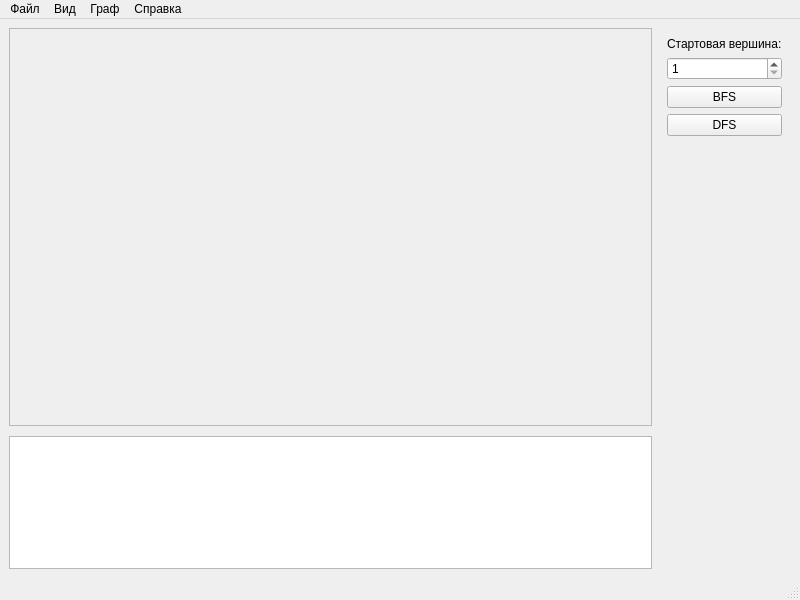
Old version of the form mainwindow.ui in the repository bogomollov/qt-graph-discrete-math.
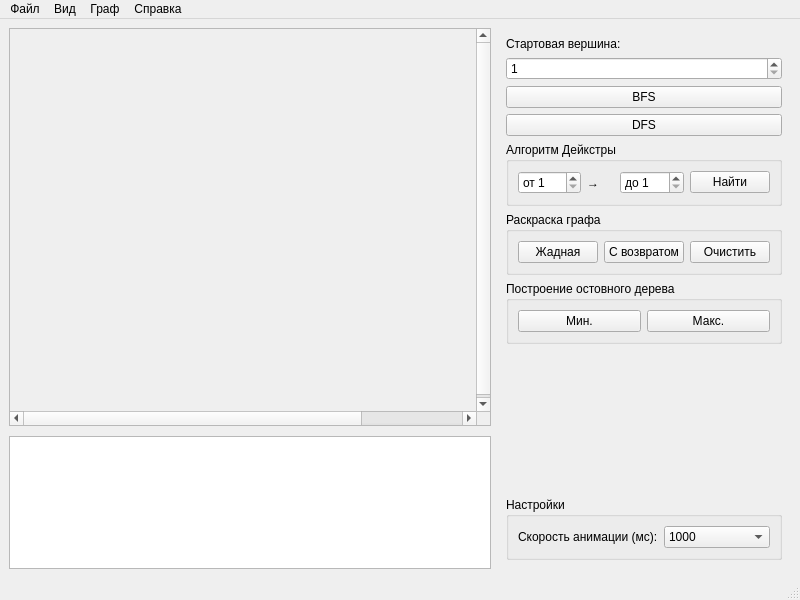
New version of the form.

Commit message: feat: add new items to right algorithm panel

The edit to the form file:
```diff
--- a/mainwindow.ui
+++ b/mainwindow.ui
@@ -61,13 +61,63 @@
     <item row="0" column="1">
      <widget class="QWidget" name="rightPanel" native="true">
       <layout class="QGridLayout" name="gridLayout">
-       <item row="0" column="0">
-        <widget class="QLabel" name="label">
+       <item row="3" column="0">
+        <widget class="QPushButton" name="dfsButton">
          <property name="text">
-          <string>Стартовая вершина:</string>
+          <string>DFS</string>
          </property>
         </widget>
        </item>
+       
+        <item row="8" column="0">
+            <widget class="QGroupBox" name="groupBoxSettings">
+            <property name="title">
+            <string>Настройки</string>
+            </property>
+            <property name="flat">
+            <bool>true</bool>
+            </property>
+            <layout class="QHBoxLayout" name="horizontalLayoutSettings">
+            <item>
+            <widget class="QLabel" name="labelAnimationSpeed">
+                <property name="text">
+                <string>Скорость анимации (мс):</string>
+                </property>
+            </widget>
+            </item>
+            <item>
+            <widget class="QComboBox" name="animationSpeedCombo">
+                <item>
+                <property name="text">
+                <string>1000</string>
+                </property>
+                </item>
+                <item>
+                <property name="text">
+                <string>800</string>
+                </property>
+                </item>
+                <item>
+                <property name="text">
+                <string>600</string>
+                </property>
+                </item>
+                <item>
+                <property name="text">
+                <string>400</string>
+                </property>
+                </item>
+                <item>
+                <property name="text">
+                <string>200</string>
+                </property>
+                </item>
+            </widget>
+            </item>
+            </layout>
+            </widget>
+        </item>
+
        <item row="1" column="0">
         <widget class="QSpinBox" name="startVertexSpin">
          <property name="minimum">
@@ -75,6 +125,65 @@
          </property>
         </widget>
        </item>
+       <item row="6" column="0">
+        <widget class="QGroupBox" name="groupBoxSpanningTree">
+         <property name="title">
+          <string>Построение остовного дерева</string>
+         </property>
+         <property name="flat">
+          <bool>true</bool>
+         </property>
+         <layout class="QHBoxLayout" name="horizontalLayoutSpanningTree">
+          <item>
+           <widget class="QPushButton" name="minSpanningTreeButton">
+            <property name="text">
+             <string>Мин.</string>
+            </property>
+           </widget>
+          </item>
+          <item>
+           <widget class="QPushButton" name="maxSpanningTreeButton">
+            <property name="text">
+             <string>Макс.</string>
+            </property>
+           </widget>
+          </item>
+         </layout>
+        </widget>
+       </item>
+       <item row="5" column="0">
+        <widget class="QGroupBox" name="groupBoxColoring">
+         <property name="title">
+          <string>Раскраска графа</string>
+         </property>
+         <property name="flat">
+          <bool>true</bool>
+         </property>
+         <layout class="QHBoxLayout" name="horizontalLayoutColoring">
+          <item>
+           <widget class="QPushButton" name="greedyColoringButton">
+            <property name="text">
+             <string>Жадная</string>
+            </property>
+           </widget>
+          </item>
+          <item>
+           <widget class="QPushButton" name="backtrackingColoringButton">
+            <property name="text">
+             <string>С возвратом</string>
+            </property>
+           </widget>
+          </item>
+          <item>
+           <widget class="QPushButton" name="clearColoringButton">
+            <property name="text">
+             <string>Очистить</string>
+            </property>
+           </widget>
+          </item>
+         </layout>
+        </widget>
+       </item>
        <item row="2" column="0">
         <widget class="QPushButton" name="bfsButton">
          <property name="text">
@@ -82,14 +191,66 @@
          </property>
         </widget>
        </item>
-       <item row="3" column="0">
-        <widget class="QPushButton" name="dfsButton">
-         <property name="text">
-          <string>DFS</string>
-         </property>
-        </widget>
-       </item>
        <item row="4" column="0">
+        <widget class="QGroupBox" name="groupBoxDijkstra">
+         <property name="title">
+          <string>Алгоритм Дейкстры</string>
+         </property>
+         <property name="flat">
+          <bool>true</bool>
+         </property>
+         <layout class="QHBoxLayout" name="horizontalLayoutDijkstra">
+          <item>
+           <widget class="QSpinBox" name="dijkstraStartSpin">
+            <property name="prefix">
+             <string>от </string>
+            </property>
+            <property name="minimum">
+             <number>1</number>
+            </property>
+            <property name="maximum">
+             <number>999</number>
+            </property>
+           </widget>
+          </item>
+          <item>
+           <widget class="QLabel" name="labelDijkstraTo">
+            <property name="text">
+             <string>→</string>
+            </property>
+           </widget>
+          </item>
+          <item>
+           <widget class="QSpinBox" name="dijkstraEndSpin">
+            <property name="prefix">
+             <string>до </string>
+            </property>
+            <property name="minimum">
+             <number>1</number>
+            </property>
+            <property name="maximum">
+             <number>999</number>
+            </property>
+           </widget>
+          </item>
+          <item>
+           <widget class="QPushButton" name="dijkstraButton">
+            <property name="text">
+             <string>Найти</string>
+            </property>
+           </widget>
+          </item>
+         </layout>
+        </widget>
+       </item>
+       <item row="0" column="0">
+        <widget class="QLabel" name="label">
+         <property name="text">
+          <string>Стартовая вершина:</string>
+         </property>
+        </widget>
+       </item>
+       <item row="7" column="0">
         <spacer name="verticalSpacer">
          <property name="orientation">
           <enum>Qt::Orientation::Vertical</enum>
@@ -97,7 +258,7 @@
          <property name="sizeHint" stdset="0">
           <size>
            <width>20</width>
-           <height>368</height>
+           <height>40</height>
           </size>
          </property>
         </spacer>
```
The commit also changes 2 other files.
